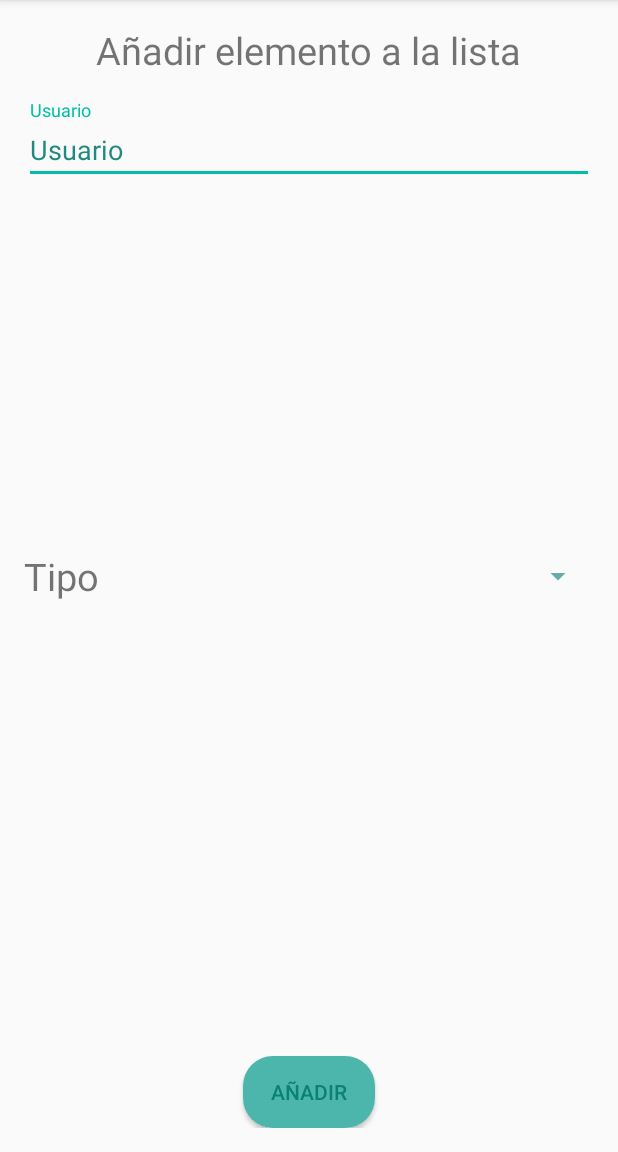
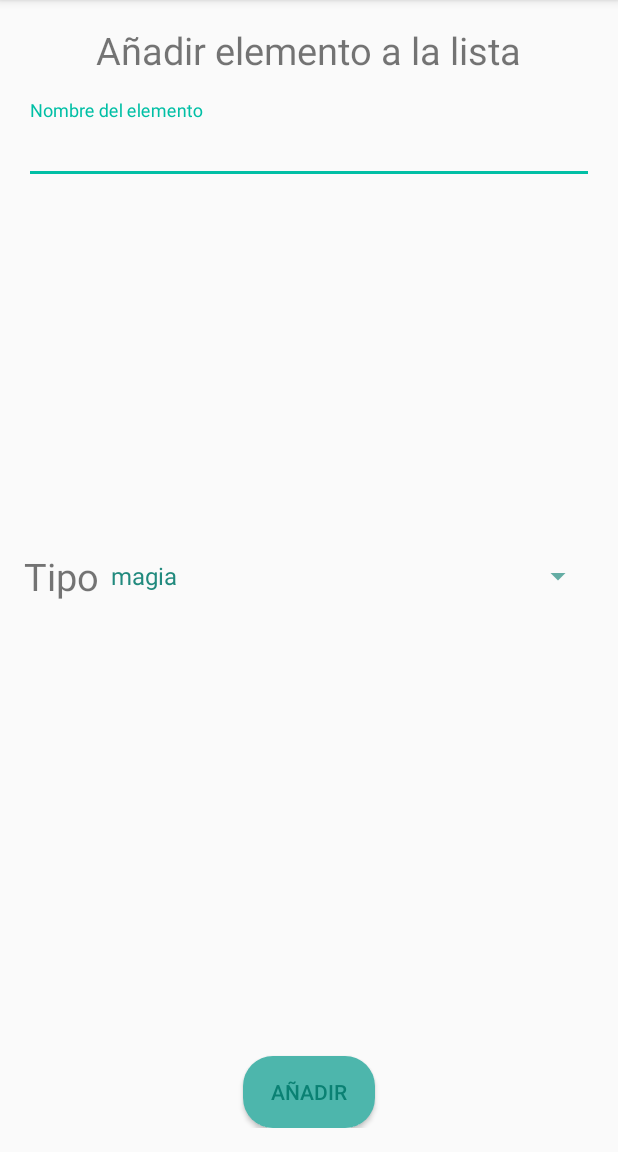
Before and after one commit to Hulk-lian/SharedFloor, an Android app: the AddItem_activity screen opened directly, with no data from a screen before it, on a phone screen of 412 x 824 dp, the part 84-1236 px from its top. Run offline under Robolectric (Android 15) with nearby library versions, the phone set to English and light mode, and no system bars.

Commit message:
backup commit

```diff
--- a/app/src/main/java/com/jtsw/sharedfloor/AddItem_activity.java
+++ b/app/src/main/java/com/jtsw/sharedfloor/AddItem_activity.java
@@ -1,9 +1,35 @@
 package com.jtsw.sharedfloor;
 
+import android.content.Context;
+import android.content.Intent;
 import android.support.v7.app.AppCompatActivity;
 import android.os.Bundle;
+import android.view.View;
+import android.widget.ArrayAdapter;
+import android.widget.EditText;
+import android.widget.Spinner;
+import android.widget.Toast;
+
+import com.jtsw.sharedfloor.adapter.PurchaseAdapter;
+import com.jtsw.sharedfloor.adapter.TypeItemAdapter;
+import com.jtsw.sharedfloor.model.PurchaseItem;
+import com.jtsw.sharedfloor.model.TypeItem;
+
+import java.io.Serializable;
+import java.util.ArrayList;
+import java.util.List;
+
 
 public class AddItem_activity extends AppCompatActivity {
+
+    Spinner spinner;
+    EditText edtName;
+
+    private TypeItemAdapter typeItemAdapter;
+    ArrayAdapter<CharSequence> adapterForSpiner;
+    List typesNames;
+
+    Intent i;
 
 
     @Override
@@ -11,5 +37,37 @@ public class AddItem_activity extends AppCompatActivity {
         super.onCreate(savedInstanceState);
         setContentView(R.layout.activity_add_item_activity);
 
+        i= getIntent();
+
+        typeItemAdapter=new TypeItemAdapter(this);
+        typesNames= new ArrayList();
+
+        populateAdapter();
+        adapterForSpiner= new ArrayAdapter<CharSequence>(this,android.R.layout.simple_spinner_item,typesNames);
+
+
+        spinner=(Spinner)findViewById(R.id.additemSPNtypeelement);
+        edtName=(EditText)findViewById(R.id.additemEDTname);
+
+        spinner.setAdapter(adapterForSpiner);
+
+    }
+    private void populateAdapter(){
+        for (TypeItem item : typeItemAdapter.getAll()){
+            typesNames.add(item.getNameType());
+        }
+    }
+
+    public void clickAdd(View v){
+
+        if(edtName.getText().toString().trim().length()>0){
+            PurchaseItem p=new PurchaseItem(edtName.getText().toString(),new TypeItem(spinner.getSelectedItem().toString()));
+            i.putExtra("element",p);
+            setResult(RESULT_OK,i);
+            finish();
+        }
+        else{
+            Toast.makeText(this,R.string.no_item_name,Toast.LENGTH_LONG).show();
+        }
     }
 }
--- /dev/null
+++ b/app/src/main/java/com/jtsw/sharedfloor/ApplicationsTests/TypeItem_list.java
@@ -0,0 +1,33 @@
+package com.jtsw.sharedfloor.ApplicationsTests;
+
+import com.jtsw.sharedfloor.model.TypeItem;
+
+import java.util.ArrayList;
+import java.util.Random;
+
+public class TypeItem_list extends ArrayList<TypeItem>{
+
+        public static TypeItem_list typeList;
+
+        public static TypeItem_list getInstance(){
+            if(typeList==null)
+                typeList= new TypeItem_list();
+
+            return  typeList;
+        }
+
+        public void addItem(TypeItem t){
+            add(t);
+        }
+
+        //constructor
+        public TypeItem_list(){
+            this.addItem(new TypeItem("magia"));
+            this.addItem(new TypeItem("limpieza"));
+            this.addItem(new TypeItem("dulce"));
+            this.addItem(new TypeItem("repostería"));
+            this.addItem(new TypeItem("alcohol"));
+            this.addItem(new TypeItem("bebida"));
+            this.addItem(new TypeItem("utensilios"));
+        }
+    }
--- a/app/src/main/java/com/jtsw/sharedfloor/Home_fragment.java
+++ b/app/src/main/java/com/jtsw/sharedfloor/Home_fragment.java
@@ -30,7 +30,6 @@ public class Home_fragment extends Fragment {
 
     //controls
     EditText medtHomeName;
-    FloatingActionButton fabChangeHomeName;
 
     //TODO: recycler and adapter
     private RecyclerView recyclerView;
--- /dev/null
+++ b/app/src/main/java/com/jtsw/sharedfloor/adapter/TypeItemAdapter.java
@@ -0,0 +1,63 @@
+package com.jtsw.sharedfloor.adapter;
+
+import android.content.Context;
+import android.support.annotation.NonNull;
+import android.view.LayoutInflater;
+import android.view.View;
+import android.view.ViewGroup;
+import android.widget.ArrayAdapter;
+import android.widget.TextView;
+
+import com.jtsw.sharedfloor.ApplicationsTests.TypeItem_list;
+import com.jtsw.sharedfloor.R;
+import com.jtsw.sharedfloor.model.TypeItem;
+
+import java.util.List;
+
+public class TypeItemAdapter extends ArrayAdapter<TypeItem> {
+
+    Context context;
+    List<TypeItem> typeItemList=TypeItem_list.getInstance();
+    public TypeItemAdapter(Context context) {
+        super(context, R.layout.type_item_item, TypeItem_list.getInstance());
+
+        this.context=context;
+    }
+
+    public String getTypeNameAt(int position){
+        return typeItemList.get(position).getNameType();
+    }
+    public List<TypeItem> getAll(){
+        return typeItemList;
+    }
+
+    @NonNull
+    @Override
+    public View getView(int position, View convertView, ViewGroup parent) {
+
+        View item = convertView;
+        PurchaseHolder purchaseHolder;
+        if (item == null) {
+            LayoutInflater inflater = (LayoutInflater) getContext().getSystemService(Context.LAYOUT_INFLATER_SERVICE);
+
+            item = inflater.inflate(R.layout.purchase_item, null);
+
+            purchaseHolder = new PurchaseHolder();
+
+            purchaseHolder.txvTypeName=(TextView) item.findViewById(R.id.purchaseItemTXVtypeelement);
+
+            item.setTag(purchaseHolder);
+        } else {
+
+            purchaseHolder=(PurchaseHolder)item.getTag();
+        }
+
+        purchaseHolder.txvTypeName.setText(getItem(position).getNameType());
+
+        return item;
+    }
+    class PurchaseHolder {
+        TextView txvTypeName;
+    }
+
+}
--- a/app/src/main/java/com/jtsw/sharedfloor/model/PurchaseItem.java
+++ b/app/src/main/java/com/jtsw/sharedfloor/model/PurchaseItem.java
@@ -1,8 +1,9 @@
 package com.jtsw.sharedfloor.model;
 
+import java.io.Serializable;
 import java.util.Comparator;
 
-public class PurchaseItem {
+public class PurchaseItem implements Serializable{
     private String id;
     private String name;
     private TypeItem type;
--- a/app/src/main/java/com/jtsw/sharedfloor/model/TypeItem.java
+++ b/app/src/main/java/com/jtsw/sharedfloor/model/TypeItem.java
@@ -22,4 +22,9 @@ public class TypeItem {
         nameType= name;
 
     }
+
+    @Override
+    public String toString() {
+        return nameType;
+    }
 }
--- a/app/src/main/res/drawable/btn_select.xml
+++ b/app/src/main/res/drawable/btn_select.xml
@@ -1,4 +1,5 @@
 <?xml version="1.0" encoding="utf-8"?>
+
 <selector xmlns:android="http://schemas.android.com/apk/res/android">
     <item android:state_enabled="true" android:drawable="@drawable/btn_enabled"/>
     <item android:state_focused="true" android:drawable="@drawable/btn_focused"/>
--- a/app/src/main/res/layout/activity_add_item_activity.xml
+++ b/app/src/main/res/layout/activity_add_item_activity.xml
@@ -16,8 +16,9 @@
         android:layout_height="wrap_content"
         android:layout_alignParentBottom="true"
         android:layout_centerHorizontal="true"
-        android:id="@+id/button"
+        android:id="@+id/additemBTNadd"
         android:background="@drawable/btn_select"
+        android:onClick="clickAdd"
         />
 
     <TextView
@@ -47,7 +48,8 @@
         android:layout_toRightOf="@+id/itemAddTXVtype"
         android:layout_alignParentEnd="true"
         android:id="@+id/additemSPNtypeelement"
-        android:layout_alignParentRight="true" />
+        android:layout_alignParentRight="true"
+        />
 
     <android.support.design.widget.TextInputLayout
         android:id="@+id/additemTILnameElement"
@@ -60,11 +62,11 @@
     <EditText
         android:layout_width="match_parent"
         android:layout_height="match_parent"
-        android:inputType="textEmailAddress"
-        android:id="@+id/loginEDTusername"
-        android:hint="@string/loginEDThintUsername"
+        android:inputType="text"
+        android:id="@+id/additemEDTname"
+        android:hint="@string/additem_txv_name"
+        android:text=""
+        />
 
-        android:text="Usuario"
-        />
     </android.support.design.widget.TextInputLayout>
 </RelativeLayout>
--- a/app/src/main/res/values/dimens.xml
+++ b/app/src/main/res/values/dimens.xml
@@ -51,6 +51,9 @@
     <dimen name="home_img_delete_margin_rigth">15dp</dimen>
     <dimen name="home_edt_text_size">20dp</dimen>
     <dimen name="additem_text_size">25dp</dimen>
+    <dimen name="typeItemItem_text_size">25dp</dimen>
+    <dimen name="typeItemItem_margin">15dp</dimen>
+    <dimen name="viewheight">1dp</dimen>
 
 
 </resources>
--- a/app/src/main/res/values/errorMens.xml
+++ b/app/src/main/res/values/errorMens.xml
@@ -5,4 +5,5 @@
     <string name="empty_pass">Campo de Contraseña está vacio</string>
     <string name="login_error">Autentificacion Incorrecta</string>
     <string name="user_not_found">El usuario no existe</string>
+    <string name="no_item_name">El nombre del elemento no puede estar vacío</string>
 </resources>
--- a/app/src/main/res/values/strings.xml
+++ b/app/src/main/res/values/strings.xml
@@ -45,6 +45,7 @@
     <string name="additem_btn_ok">Añadir</string>
     <string name="additem_txv_type">Tipo</string>
     <string name="additem_txv_title">Añadir elemento a la lista</string>
+    <string name="additem_txv_name">Nombre del elemento</string>
 
 
 </resources>
```
Also changed, not shown: app/src/main/AndroidManifest.xml (+9 -8 lines), app/src/main/java/com/jtsw/sharedfloor/Purchase_fragment.java (+8 -0 lines), app/src/main/java/com/jtsw/sharedfloor/Selector_activity.java (+15 -5 lines), app/src/main/java/com/jtsw/sharedfloor/adapter/PurchaseAdapter.java (+6 -1 lines), app/src/main/res/layout/type_item_item.xml (added, +21 -0 lines).
